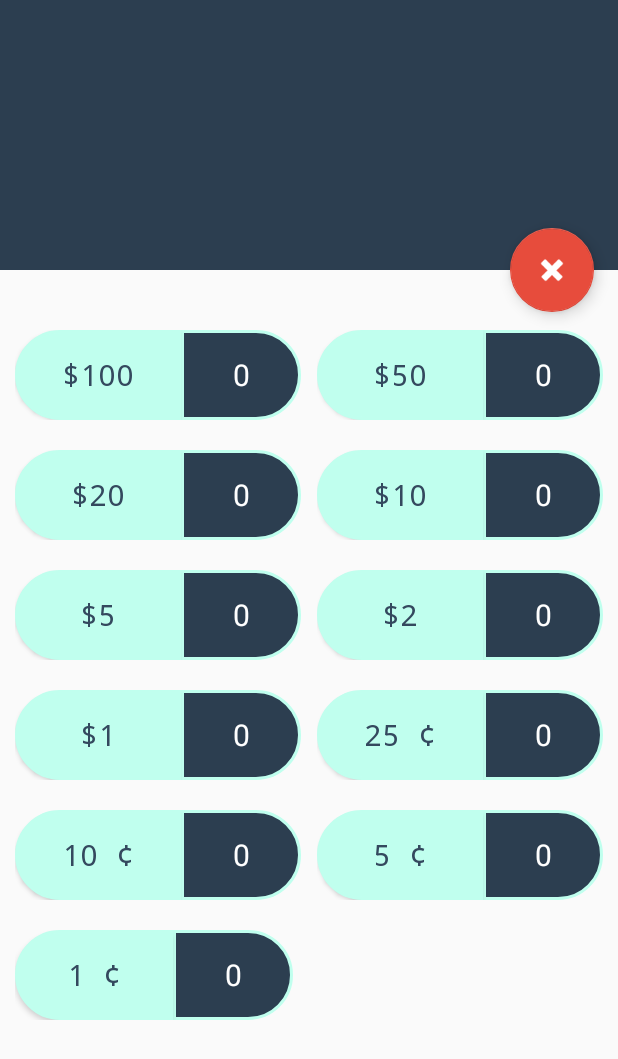
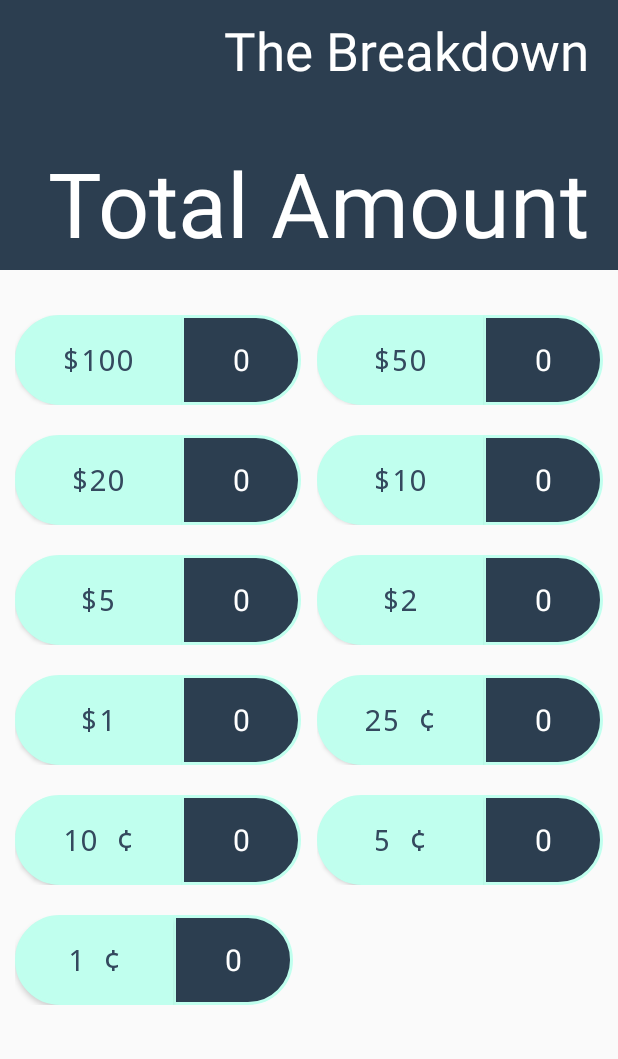
Before and after one commit to banie/Jumlah, an Android app: the screen it shows after launch (MainActivity), on a phone screen of 412 x 824 dp. Shown: the top 1059 px of the screen. Run offline under Robolectric (Android 15) with nearby library versions, the phone set to English and light mode, and no system bars; our stand-ins replace RxJava.

Commit message:
Implement the Appbar layout to contain two textviews
One textview is to show the breakdown while the other one is to show the total. When user scrolls up, the breakdown one will start to be hidden

A drawback of this implementation is I'm unable to show the fab for some reason. Need to investigate more why it's not showing up

```diff
--- a/app/src/main/java/com/banuu/android/jumlah/MainActivity.kt
+++ b/app/src/main/java/com/banuu/android/jumlah/MainActivity.kt
@@ -3,7 +3,6 @@ package com.banuu.android.jumlah
 import android.app.Fragment
 import android.app.FragmentManager
 import android.os.Bundle
-import android.support.design.widget.Snackbar
 import android.support.v7.app.AppCompatActivity
 import com.banuu.android.jumlah.input.view.InputFragment
 import io.reactivex.android.schedulers.AndroidSchedulers
@@ -20,25 +19,27 @@ class MainActivity : AppCompatActivity() {
     super.onCreate(savedInstanceState)
     setContentView(R.layout.main_cordinator)
     setSupportActionBar(toolbar)
+
     supportActionBar?.setDisplayShowTitleEnabled(false)
 
-    fab.setOnClickListener { view ->
-      Snackbar.make(view, "Replace with your own action", Snackbar.LENGTH_LONG).setAction(
-          "Action", null).show()
-    }
+    //    fab.setOnClickListener { view ->
+    //      Snackbar.make(view, "Replace with your own action", Snackbar.LENGTH_LONG).setAction(
+    //          "Action", null).show()
+    //    }
   }
 
   override fun onStart() {
     super.onStart()
     val manager: FragmentManager = fragmentManager
-    var inputFragment: Fragment? = manager.findFragmentById(R.id.input_fragment)
+    val inputFragment: Fragment? = manager.findFragmentById(R.id.input_fragment)
     if (inputFragment is InputFragment) {
       inputStreamDisposable = inputFragment.cashInputStream
           .observeOn(Schedulers.computation())
           .map { computeSum(it) }
           .observeOn(AndroidSchedulers.mainThread())
           .subscribe {
-            toolbar.title = totalSum.toString()
+            sum_breakdown.text = totalLabel
+            sum_label.text = "$ " + totalSum.toString()
           }
     }
   }
@@ -51,7 +52,7 @@ class MainActivity : AppCompatActivity() {
   private fun computeSum(cashList: List<Pair<String, Double>>) {
     totalSum = 0.0
     for (cash in cashList) {
-      totalLabel += "(" + cash.first + ") + "
+      totalLabel += "(" + cash.first + ")" + if (cash != cashList.last()) " + " else ""
       totalSum += cash.second
     }
   }
--- a/app/src/main/res/layout/input_money_container.xml
+++ b/app/src/main/res/layout/input_money_container.xml
@@ -12,12 +12,7 @@
   <android.support.constraint.ConstraintLayout
     android:layout_width="match_parent"
     android:layout_height="match_parent"
-    android:paddingTop="20dp"
-    android:paddingBottom="20dp"
-    android:paddingStart="10dp"
-    android:paddingLeft="10dp"
-    android:paddingEnd="10dp"
-    android:paddingRight="10dp"
+    android:padding="10dp"
     android:focusable="true"
     android:focusableInTouchMode="true">
 
--- a/app/src/main/res/layout/main_cordinator.xml
+++ b/app/src/main/res/layout/main_cordinator.xml
@@ -21,15 +21,43 @@
       android:layout_width="match_parent"
       android:layout_height="match_parent"
       app:toolbarId="@+id/toolbar"
-      app:layout_scrollFlags="scroll|exitUntilCollapsed"
+      app:layout_scrollFlags="scroll|exitUntilCollapsed|snap"
       app:contentScrim="?attr/colorPrimary">
+
+      <TextView
+        android:id="@+id/sum_breakdown"
+        android:layout_width="match_parent"
+        android:layout_height="wrap_content"
+        android:layout_marginTop="10dp"
+        android:layout_marginRight="20dp"
+        android:layout_marginEnd="20dp"
+        android:layout_gravity="top"
+        android:gravity="end"
+        android:textSize="35sp"
+        android:textColor="@color/white"
+        android:text="The Breakdown"
+        app:layout_collapseMode="pin" />
 
       <android.support.v7.widget.Toolbar
         android:id="@+id/toolbar"
-        android:layout_height="?attr/actionBarSize"
+        android:layout_height="@dimen/toolbar_height"
         android:layout_width="match_parent"
+        android:layout_gravity="bottom"
+        android:layout_marginBottom="5dp"
         app:layout_collapseMode="pin"
-        app:popupTheme="@style/AppTheme.PopupOverlay" />
+        app:popupTheme="@style/AppTheme.PopupOverlay">
+
+        <TextView
+          android:id="@+id/sum_label"
+          android:layout_width="match_parent"
+          android:layout_height="wrap_content"
+          android:layout_marginRight="20dp"
+          android:layout_marginEnd="20dp"
+          android:gravity="end"
+          android:textSize="60sp"
+          android:textColor="@color/white"
+          android:text="Total Amount" />
+      </android.support.v7.widget.Toolbar>
 
     </android.support.design.widget.CollapsingToolbarLayout>
 
@@ -40,16 +68,16 @@
     android:id="@+id/input_fragment"
     android:layout_width="match_parent"
     android:layout_height="match_parent"
-    app:layout_behavior="android.support.design.widget.AppBarLayout$ScrollingViewBehavior"/>
+    app:layout_behavior="android.support.design.widget.AppBarLayout$ScrollingViewBehavior" />
 
-  <android.support.design.widget.FloatingActionButton
-    android:id="@+id/fab"
-    android:layout_width="wrap_content"
-    android:layout_height="wrap_content"
-    android:layout_margin="@dimen/fab_margin"
-    android:tint="@color/white"
-    app:layout_anchor="@id/app_bar"
-    app:layout_anchorGravity="bottom|end"
-    app:srcCompat="@android:drawable/ic_delete" />
+  <!--<android.support.design.widget.FloatingActionButton-->
+    <!--android:id="@+id/fab"-->
+    <!--android:layout_width="10dp"-->
+    <!--android:layout_height="10dp"-->
+    <!--android:layout_margin="@dimen/fab_margin"-->
+    <!--android:tint="@color/white"-->
+    <!--app:layout_anchor="@id/app_bar"-->
+    <!--app:layout_anchorGravity="bottom|end"-->
+    <!--app:srcCompat="@android:drawable/ic_delete" />-->
 
 </android.support.design.widget.CoordinatorLayout>
--- a/app/src/main/res/values/dimens.xml
+++ b/app/src/main/res/values/dimens.xml
@@ -6,6 +6,7 @@
   <dimen name="nav_header_height">176dp</dimen>
   <dimen name="fab_margin">16dp</dimen>
   <dimen name="app_bar_height">180dp</dimen>
+  <dimen name="toolbar_height">80dp</dimen>
   <dimen name="text_margin">16dp</dimen>
 
   <dimen name="circular_corner_radius">40dp</dimen>
```
